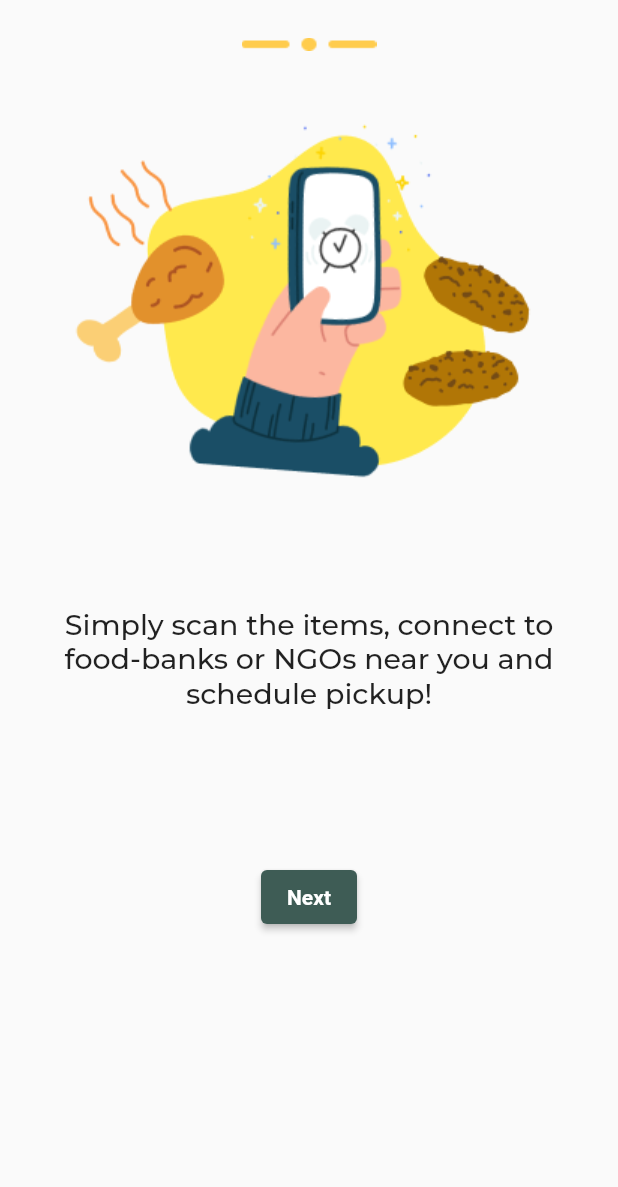
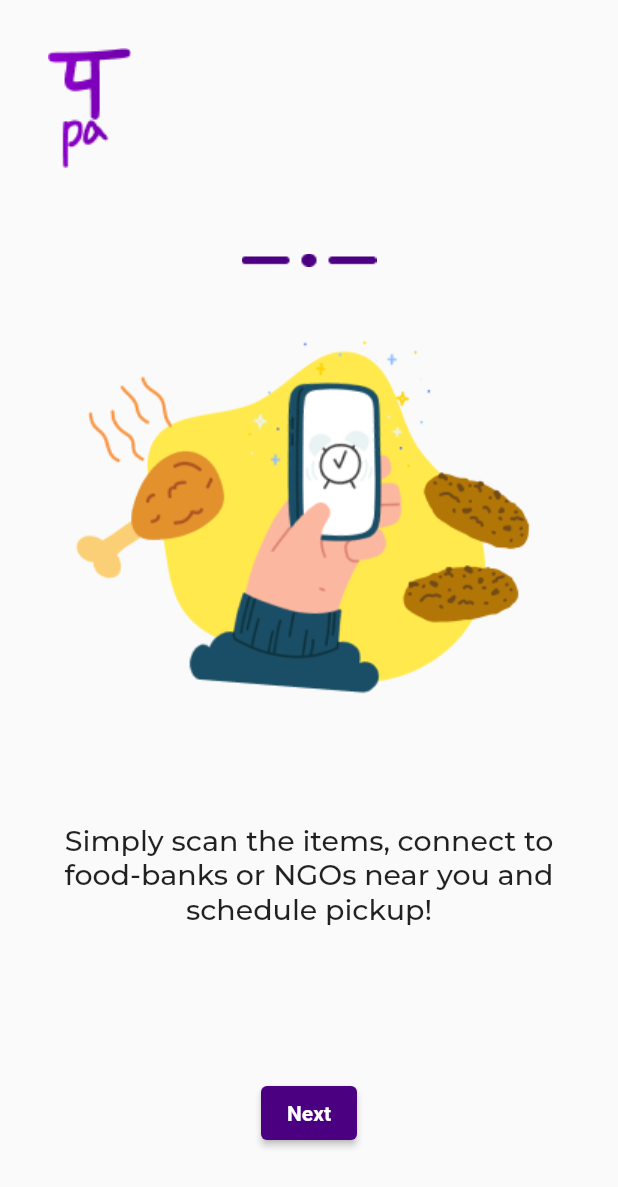
Before and after one commit to Ingenium-IndianTechSupport/paropkaar, a Flutter app: the WelcomePage2 screen opened by its route, after a tap on "Next", on a phone screen of 412 x 824 dp. Shown: the top 1187 px of the screen. Run offline on Flutter 3.47's test engine with Material 2 defaults, Android fonts, the phone set to English and light mode, and no system bars; our stand-ins replace google_fonts, hexcolor, simple_gradient_text; missing offline and left inert: sawo.

Commit message:
styling changes + logo update

```diff
--- a/app/paropkaar/lib/main.dart
+++ b/app/paropkaar/lib/main.dart
@@ -32,7 +32,7 @@ class ParopkaarApp extends StatelessWidget {
     return MaterialApp(
       themeMode: ThemeMode.light,
       theme: ThemeData(
-        primarySwatch: Colors.green,
+        primarySwatch: Colors.deepPurple,
         //fontFamily: GoogleFonts.lato().fontFamily,
       ),
       debugShowCheckedModeBanner: false,
--- a/app/paropkaar/lib/pages/welcome_page1.dart
+++ b/app/paropkaar/lib/pages/welcome_page1.dart
@@ -39,7 +39,7 @@ class WelcomePage extends StatelessWidget {
               Navigator.pushNamed(context, MyRoutes.welcomeRoute2);
             },
             style: TextButton.styleFrom(
-                backgroundColor: Color.fromRGBO(62, 92, 85, 1)),
+                backgroundColor: Color.fromRGBO(75, 0, 130, 1)),
             child: Text(
               "Next",
               style:
--- a/app/paropkaar/lib/pages/welcome_page2.dart
+++ b/app/paropkaar/lib/pages/welcome_page2.dart
@@ -12,17 +12,17 @@ class WelcomePage2 extends StatelessWidget {
     return Material(
       child: Column(
         children: [
-          // Padding(
-          //   padding: const EdgeInsets.symmetric(vertical: 32, horizontal: 32),
-          //   child: Row(
-          //     children: [
-          //       Image.asset(
-          //         "assets/images/k.png",
-          //         scale: 0.9,
-          //       ),
-          //     ],
-          //   ),
-          // ),
+          Padding(
+            padding: const EdgeInsets.symmetric(vertical: 32, horizontal: 32),
+            child: Row(
+              children: [
+                Image.asset(
+                  "assets/images/p.png",
+                  scale: 0.9,
+                ),
+              ],
+            ),
+          ),
           SizedBox(
             height: 25,
           ),
@@ -58,7 +58,7 @@ class WelcomePage2 extends StatelessWidget {
               Navigator.pushNamed(context, MyRoutes.welcomeRoute3);
             },
             style: TextButton.styleFrom(
-                backgroundColor: Color.fromRGBO(62, 92, 85, 1)),
+                backgroundColor: Color.fromRGBO(75, 0, 130, 1)),
             child: Text(
               "Next",
               style:
--- a/app/paropkaar/lib/pages/welcome_page3.dart
+++ b/app/paropkaar/lib/pages/welcome_page3.dart
@@ -12,17 +12,17 @@ class WelcomePage3 extends StatelessWidget {
     return Material(
       child: Column(
         children: [
-          // Padding(
-          //   padding: const EdgeInsets.symmetric(vertical: 32, horizontal: 32),
-          //   child: Row(
-          //     children: [
-          //       Image.asset(
-          //         "assets/images/k.png",
-          //         scale: 0.9,
-          //       ),
-          //     ],
-          //   ),
-          // ),
+          Padding(
+            padding: const EdgeInsets.symmetric(vertical: 32, horizontal: 32),
+            child: Row(
+              children: [
+                Image.asset(
+                  "assets/images/p.png",
+                  scale: 0.9,
+                ),
+              ],
+            ),
+          ),
           SizedBox(
             height: 25,
           ),
@@ -64,7 +64,7 @@ class WelcomePage3 extends StatelessWidget {
               Navigator.pushNamed(context, MyRoutes.welcomeRoute4);
             },
             style: TextButton.styleFrom(
-                backgroundColor: Color.fromRGBO(62, 92, 85, 1)),
+                backgroundColor: Color.fromRGBO(75, 0, 130, 1)),
             child: Text(
               "Next",
               style:
```
Also changed, not shown: app/paropkaar/lib/pages/welcome_page4.dart (+12 -12 lines), app/paropkaar/assets/images/1.png, app/paropkaar/assets/images/2.png, app/paropkaar/assets/images/3.png, app/paropkaar/assets/images/p.png (added).
